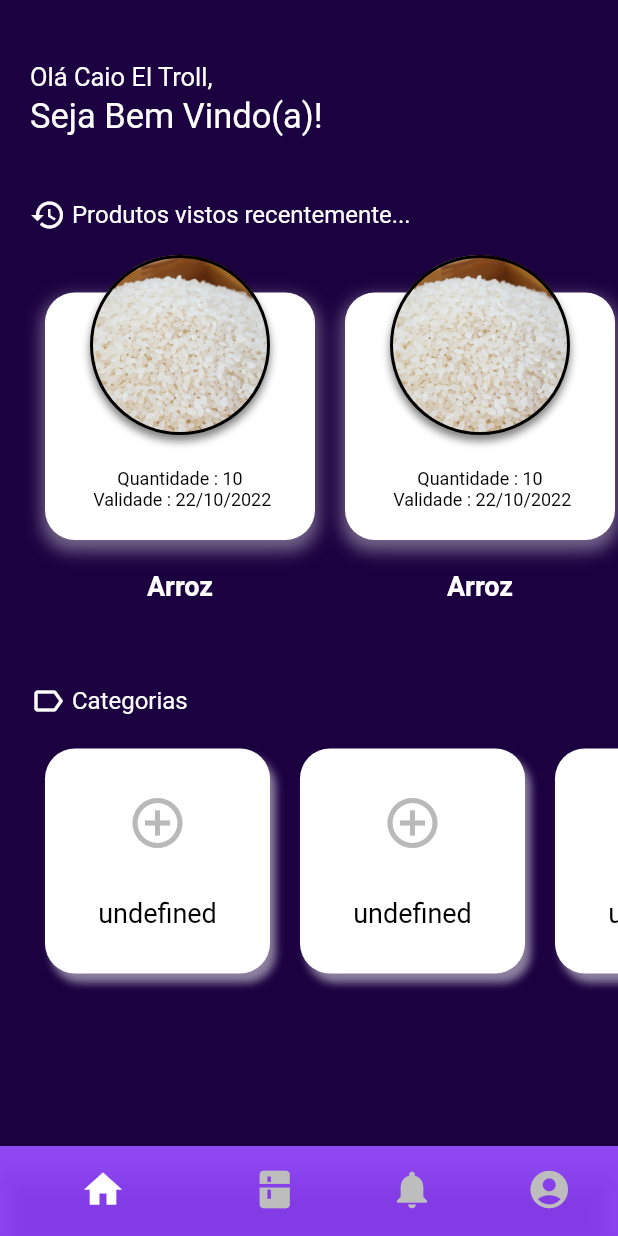
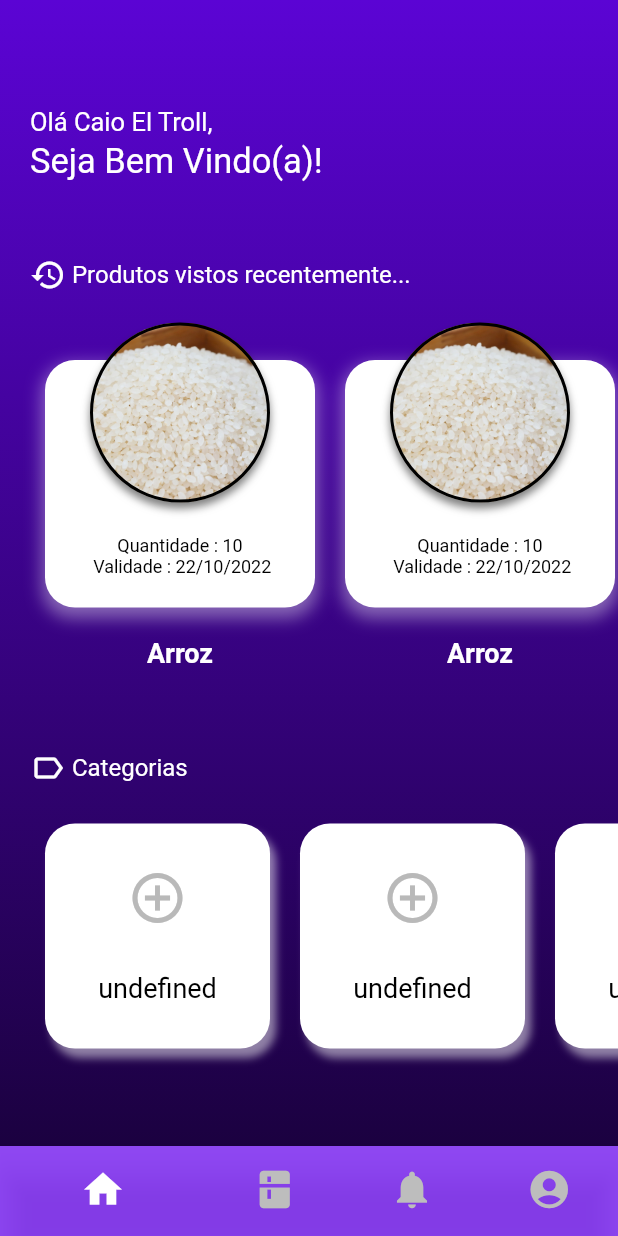
Before and after one commit to gabrielCaio/Kompress, a Flutter app: the screen it shows after launch, on a phone screen of 412 x 824 dp. Run offline on Flutter 3.47's test engine with Material 2 defaults, Android fonts, the phone set to English and light mode, and no system bars; our stand-ins replace google_fonts; Roboto replaces fonts that are missing (Domine); project files that could hold a hidden picture were left out.

Commit message:
style: Added gradient on homePage

```diff
--- a/mobile/lib/app/pages/home_page.dart
+++ b/mobile/lib/app/pages/home_page.dart
@@ -16,12 +16,26 @@ class _HomePageState extends State<HomePage>
   Widget build(BuildContext context) {
     super.build(context);
     return Scaffold(
-      backgroundColor: CustomTheme.gradientEnd,
-      body: Padding(
+      body: Stack(
+        children: [
+          Container(
+            decoration: const BoxDecoration(
+              gradient: LinearGradient(
+                begin: Alignment.topCenter,
+                end: Alignment.bottomCenter,
+                colors: [
+                  CustomTheme.gradientStart,
+                  CustomTheme.gradientEnd,
+                ],
+              ),
+            ),
+          ),
+          Padding(
             padding: const EdgeInsets.all(20),
-        child: ListView(
+            child: Column(
+              crossAxisAlignment: CrossAxisAlignment.start,
               children: [
-            const SizedBox(height: 10),
+                const SizedBox(height: 40),
                 const Text(
                   'Olá Caio El Troll,',
                   style: TextStyle(
@@ -37,7 +51,7 @@ class _HomePageState extends State<HomePage>
                     fontSize: 23,
                   ),
                 ),
-            const SizedBox(height: 40),
+                const SizedBox(height: 50),
                 Row(
                   children: const [
                     Icon(
@@ -53,7 +67,7 @@ class _HomePageState extends State<HomePage>
                     ),
                   ],
                 ),
-            const SizedBox(height: 40),
+                const SizedBox(height: 45),
                 SizedBox(
                   height: 210,
                   child: ListView(
@@ -99,7 +113,7 @@ class _HomePageState extends State<HomePage>
                     ),
                   ],
                 ),
-            const SizedBox(height: 20),
+                const SizedBox(height: 25),
                 SizedBox(
                   height: 150,
                   child: ListView(
@@ -117,6 +131,8 @@ class _HomePageState extends State<HomePage>
               ],
             ),
           ),
+        ],
+      ),
     );
   }
 
```
Lines whose indentation alone changed are shown as unchanged.
